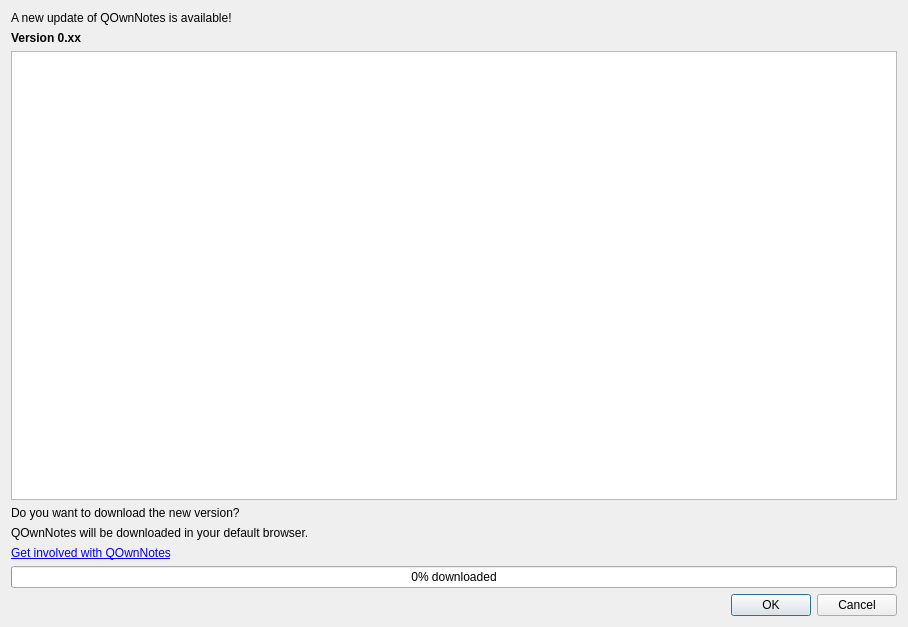
Before: the Qt Designer form src/dialogs/updatedialog.ui in pbek/QOwnNotes, drawn with Qt 5.
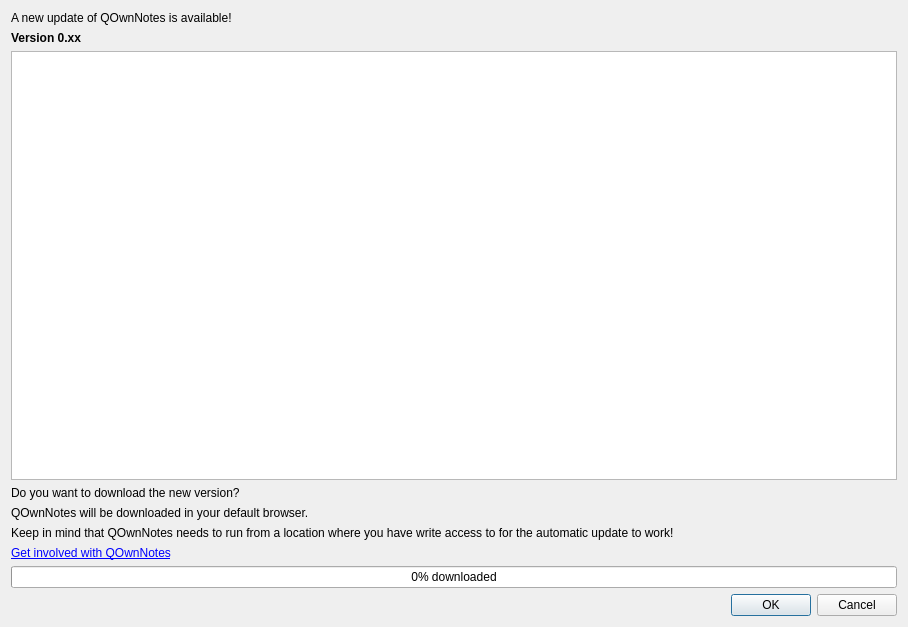
After: the same form once the commit is applied. Icons and pictures are not drawn. Custom widgets are drawn as their Qt base class.

Diff of the .ui file:
```diff
--- a/src/dialogs/updatedialog.ui
+++ b/src/dialogs/updatedialog.ui
@@ -77,6 +77,16 @@
        </property>
       </widget>
      </item>
+     <item>
+      <widget class="QLabel" name="permissionLabel">
+       <property name="text">
+        <string>Keep in mind that QOwnNotes needs to run from a location where you have write access to for the automatic update to work!</string>
+       </property>
+       <property name="wordWrap">
+        <bool>true</bool>
+       </property>
+      </widget>
+     </item>
      <item>
       <widget class="Label" name="label_4">
        <property name="text">
```
